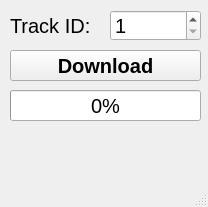
Qt form Projects/XimalayaTextDownload-QT/Source/mainwindow.ui (langningchen/Coding) before a commit.
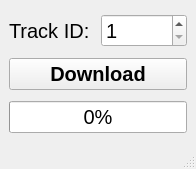
The same form after that commit.

The edit to the form file:
```diff
--- a/Projects/XimalayaTextDownload-QT/Source/mainwindow.ui
+++ b/Projects/XimalayaTextDownload-QT/Source/mainwindow.ui
@@ -6,23 +6,41 @@
    <rect>
     <x>0</x>
     <y>0</y>
-    <width>208</width>
-    <height>207</height>
+    <width>196</width>
+    <height>169</height>
    </rect>
   </property>
   <property name="windowTitle">
    <string>Ximalaya Text Download</string>
   </property>
   <widget class="QWidget" name="centralwidget">
+   <layout class="QGridLayout" name="gridLayout">
+    <item row="2" column="0" colspan="2">
+     <widget class="QProgressBar" name="progressBar">
+      <property name="font">
+       <font>
+        <pointsize>15</pointsize>
+       </font>
+      </property>
+      <property name="value">
+       <number>0</number>
+      </property>
+     </widget>
+    </item>
+    <item row="0" column="0">
+     <widget class="QLabel" name="label">
+      <property name="font">
+       <font>
+        <pointsize>15</pointsize>
+       </font>
+      </property>
+      <property name="text">
+       <string>Track ID: </string>
+      </property>
+     </widget>
+    </item>
+    <item row="1" column="0" colspan="2">
    <widget class="QPushButton" name="pushButton">
-    <property name="geometry">
-     <rect>
-      <x>10</x>
-      <y>50</y>
-      <width>191</width>
-      <height>31</height>
-     </rect>
-    </property>
     <property name="font">
      <font>
       <pointsize>15</pointsize>
@@ -41,33 +59,9 @@
      <string>Download</string>
     </property>
    </widget>
-   <widget class="QProgressBar" name="progressBar">
-    <property name="geometry">
-     <rect>
-      <x>10</x>
-      <y>90</y>
-      <width>191</width>
-      <height>31</height>
-     </rect>
-    </property>
-    <property name="font">
-     <font>
-      <pointsize>15</pointsize>
-     </font>
-    </property>
-    <property name="value">
-     <number>0</number>
-    </property>
-   </widget>
+    </item>
+    <item row="0" column="1">
    <widget class="QSpinBox" name="spinBox">
-    <property name="geometry">
-     <rect>
-      <x>110</x>
-      <y>10</y>
-      <width>91</width>
-      <height>31</height>
-     </rect>
-    </property>
     <property name="font">
      <font>
       <pointsize>15</pointsize>
@@ -77,45 +71,11 @@
      <number>1</number>
     </property>
     <property name="maximum">
-     <number>172</number>
-    </property>
-   </widget>
-   <widget class="QLabel" name="label">
-    <property name="geometry">
-     <rect>
-      <x>10</x>
-      <y>10</y>
-      <width>91</width>
-      <height>31</height>
-     </rect>
-    </property>
-    <property name="font">
-     <font>
-      <pointsize>15</pointsize>
-     </font>
-    </property>
-    <property name="text">
-     <string>Track ID: </string>
-    </property>
-   </widget>
-   <widget class="QLabel" name="label_2">
-    <property name="geometry">
-     <rect>
-      <x>10</x>
-      <y>130</y>
-      <width>191</width>
-      <height>31</height>
-     </rect>
-    </property>
-    <property name="font">
-     <font>
-      <pointsize>10</pointsize>
-     </font>
-    </property>
-    <property name="text">
-     <string/>
-    </property>
-   </widget>
+       <number>1000</number>
+      </property>
+     </widget>
+    </item>
+   </layout>
   </widget>
   <widget class="QMenuBar" name="menubar">
    <property name="geometry">
```
Left out of the diff: 6 changed lines with no effect on the pictures. Lines whose indentation alone changed are shown as unchanged.
